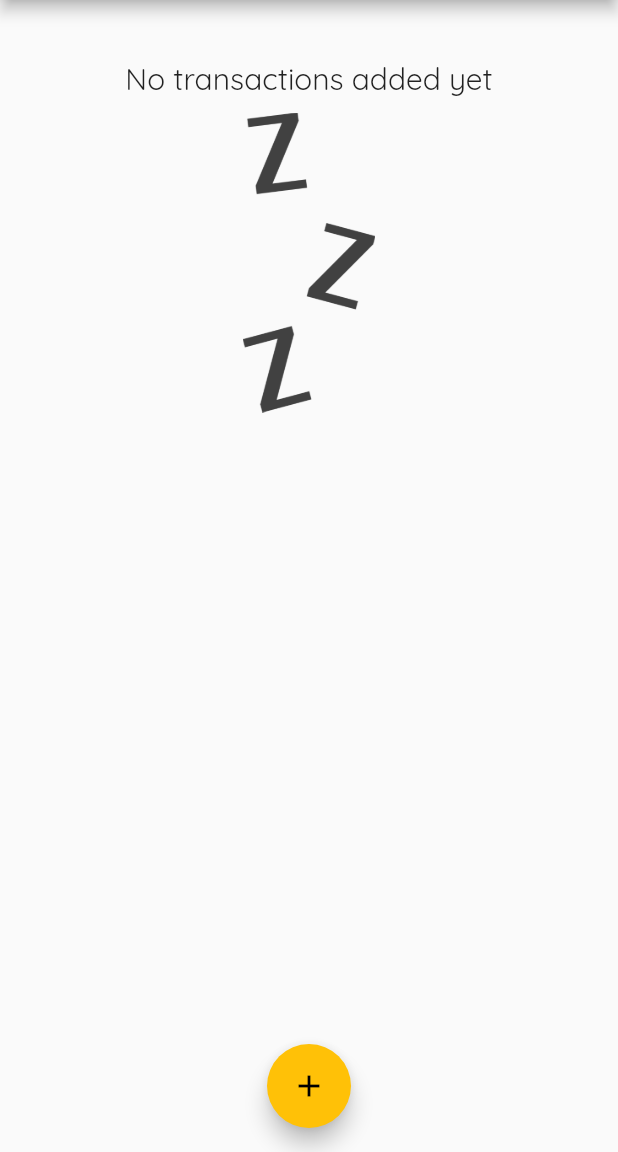
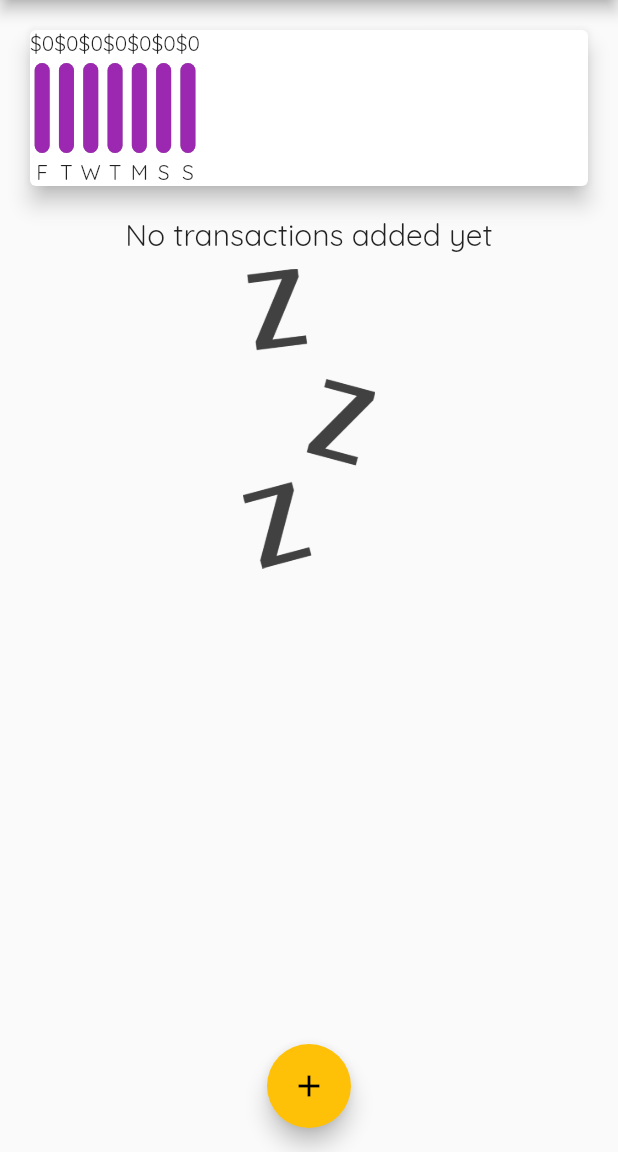
Before and after one commit to matifrancois/Expenses-Flutter-App, a Flutter app: the screen it shows after launch, on a phone screen of 412 x 824 dp, the part 84-1236 px from its top. Run offline on Flutter 3.47's test engine with Material 2 defaults, Android fonts, the phone set to English and light mode, and no system bars; statements that could not run were skipped.

Commit message:
charts working

```diff
--- a/lib/widgets/chart.dart
+++ b/lib/widgets/chart.dart
@@ -1,6 +1,7 @@
 import 'package:flutter/material.dart';
 import 'package:intl/intl.dart';
 import 'package:first_app/models/Transaction.dart';
+import 'chart_bar.dart';
 
 class Chart extends StatelessWidget {
   final List<Transaction> recentTransactions;
@@ -22,7 +23,16 @@ class Chart extends StatelessWidget {
         }
       }
 
-      return {'day': DateFormat.E().format(weekDay), 'amount': totalSum};
+      return {
+        'day': DateFormat.E().format(weekDay).substring(0, 1),
+        'amount': totalSum
+      };
+    });
+  }
+
+  double get totalSpending {
+    return groupedTransactionValues.fold(0.0, (sum, item) {
+      return sum + item['amount'];
     });
   }
 
@@ -32,7 +42,17 @@ class Chart extends StatelessWidget {
     return Card(
       elevation: 6,
       margin: EdgeInsets.all(20),
-      child: Row(children: <Widget>[]),
+      child: Row(
+        children: groupedTransactionValues.map((data) {
+          return ChartBar(
+            data['day'],
+            data['amount'],
+            data['amount'] as double >= 0.0001
+                ? (data['amount'] as double) / totalSpending
+                : 0.0,
+          );
+        }).toList(),
+      ),
     );
   }
 }
--- /dev/null
+++ b/lib/widgets/chart_bar.dart
@@ -0,0 +1,49 @@
+import 'package:flutter/material.dart';
+import 'package:flutter/rendering.dart';
+
+class ChartBar extends StatelessWidget {
+  final String label;
+  final double spendingAmount;
+  final double spendingPctOfTotal;
+
+  ChartBar(this.label, this.spendingAmount, this.spendingPctOfTotal);
+
+  @override
+  Widget build(BuildContext context) {
+    return Column(
+      children: <Widget>[
+        Text('\$${spendingAmount.toStringAsFixed(0)}'),
+        SizedBox(
+          height: 4,
+        ),
+        Container(
+          height: 60,
+          width: 10,
+          child: Stack(
+            children: <Widget>[
+              Container(
+                decoration: BoxDecoration(
+                  border: Border.all(color: Colors.grey, width: 1.0),
+                  color: Color.fromRGBO(220, 220, 220, 1),
+                  borderRadius: BorderRadius.circular(10),
+                ),
+              ),
+              FractionallySizedBox(
+                heightFactor: spendingPctOfTotal,
+                child: Container(
+                  decoration: BoxDecoration(
+                      color: Theme.of(context).primaryColor,
+                      borderRadius: BorderRadius.circular(10)),
+                ),
+              ),
+            ],
+          ),
+        ),
+        SizedBox(
+          height: 4,
+        ),
+        Text(label),
+      ],
+    );
+  }
+}
```
